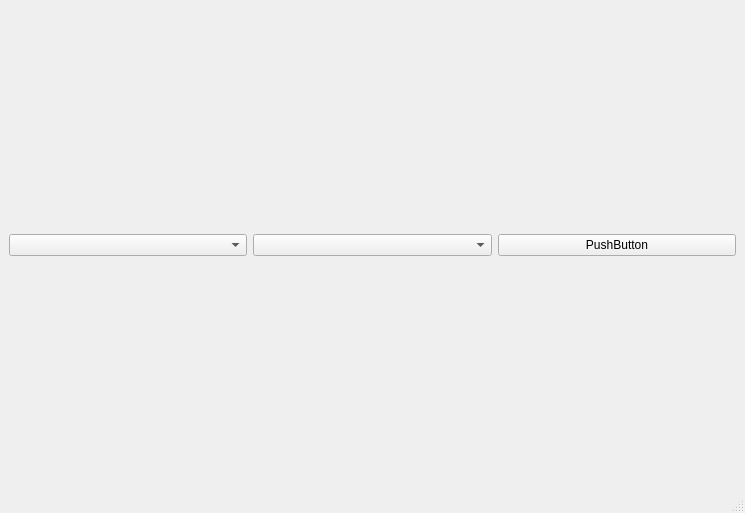
Above: cv2/main_window.ui from trnila/biological_algorithms before the change. Below: the same form after it.
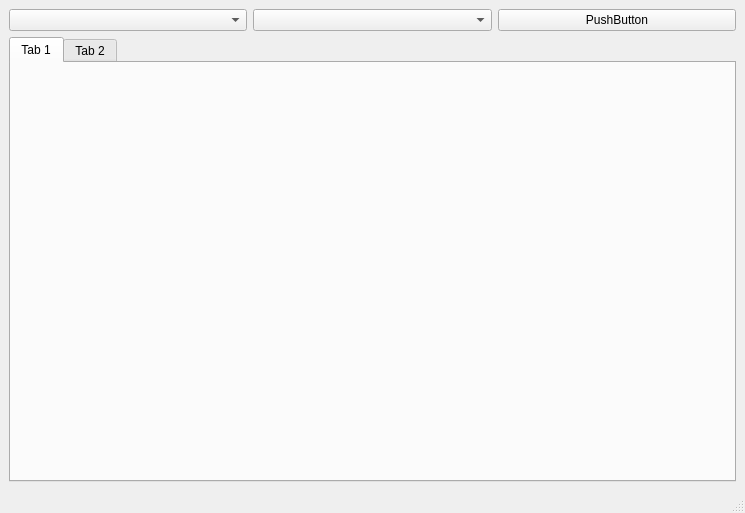
That is the form after the change.

Commit message: lab2: splitted to renderer

Diff of the .ui file:
```diff
--- a/cv2/main_window.ui
+++ b/cv2/main_window.ui
@@ -32,6 +32,36 @@
       </item>
      </layout>
     </item>
+    <item>
+     <layout class="QGridLayout" name="gridLayout_2"/>
+    </item>
+    <item>
+     <widget class="QTabWidget" name="tabWidget">
+      <property name="currentIndex">
+       <number>0</number>
+      </property>
+      <widget class="QWidget" name="tab">
+       <attribute name="title">
+        <string>Tab 1</string>
+       </attribute>
+       <layout class="QVBoxLayout" name="verticalLayout_3">
+        <item>
+         <layout class="QVBoxLayout" name="verticalLayout_2"/>
+        </item>
+       </layout>
+      </widget>
+      <widget class="QWidget" name="tab_2">
+       <attribute name="title">
+        <string>Tab 2</string>
+       </attribute>
+       <layout class="QHBoxLayout" name="horizontalLayout">
+        <item>
+         <layout class="QVBoxLayout" name="verticalLayout_4"/>
+        </item>
+       </layout>
+      </widget>
+     </widget>
+    </item>
    </layout>
   </widget>
   <widget class="QMenuBar" name="menubar">
```
The commit also changes 2 other files.
